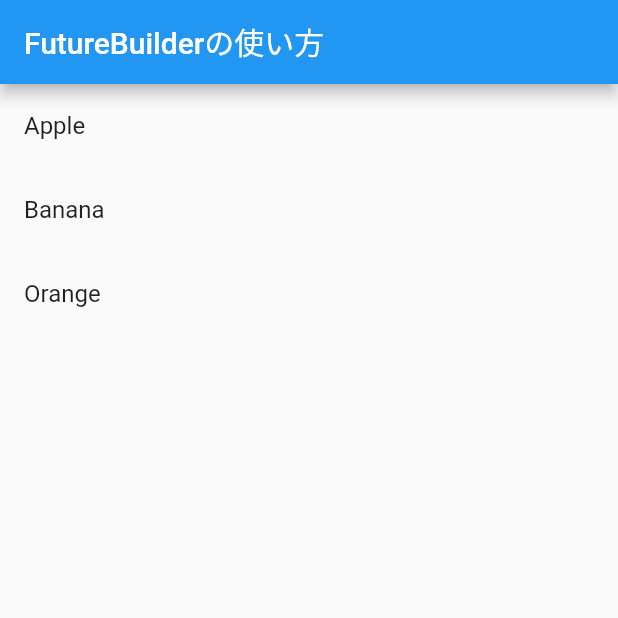
After one commit to John-Thailand/accordion, a Flutter app: the screen it shows after launch, on a phone screen of 412 x 824 dp, the top half of it. The commit adds this screen. Run offline on Flutter 3.47's test engine with Material 2 defaults, Android fonts, the light colour scheme and no system bars; our stand-ins replace flutter_riverpod.

Commit message:
FutureProviderWidgetリファクタリング

```diff
--- /dev/null
+++ b/lib/future_provider_widget.dart
@@ -0,0 +1,33 @@
+import 'package:flutter/material.dart';
+import 'package:flutter_riverpod/flutter_riverpod.dart';
+
+final dataProvider = FutureProvider<List<String>>((ref) async {
+  // ダミーの非同期処理（APIからデータを取得するなど）
+  await Future.delayed(const Duration(seconds: 2));
+
+  // 取得したデータを返す
+  return ['Apple', 'Banana', 'Orange'];
+});
+
+class FutureWidget extends ConsumerWidget {
+  const FutureWidget({super.key});
+
+  @override
+  Widget build(BuildContext context, WidgetRef ref) {
+    final dataList = ref.watch(dataProvider); // データを監視
+
+    return dataList.when(
+      // データがロード中の場合
+      loading: () => const CircularProgressIndicator(),
+      // データが利用可能な場合
+      data: (list) => ListView.builder(
+        itemCount: list.length,
+        itemBuilder: (context, index) => ListTile(
+          title: Text(list[index]),
+        ),
+      ),
+      // エラーが発生した場合
+      error: (error, stackTrace) => Text('Error: $error'),
+    );
+  }
+}
```
Also changed, not shown: lib/main.dart (+2 -32 lines).
